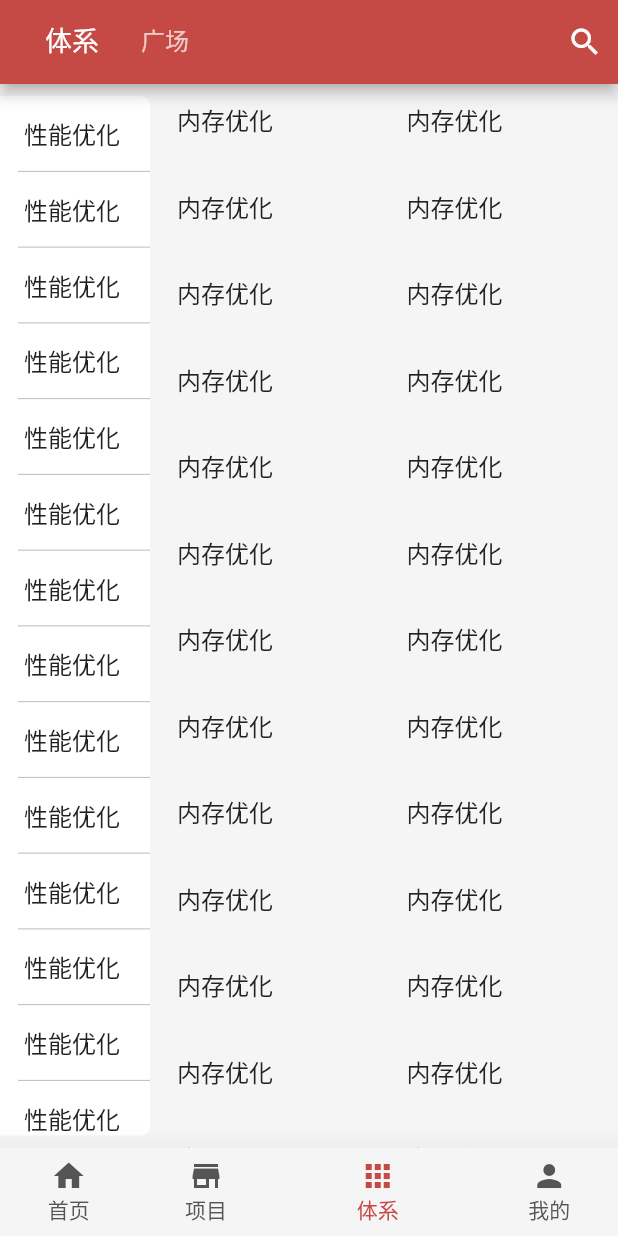
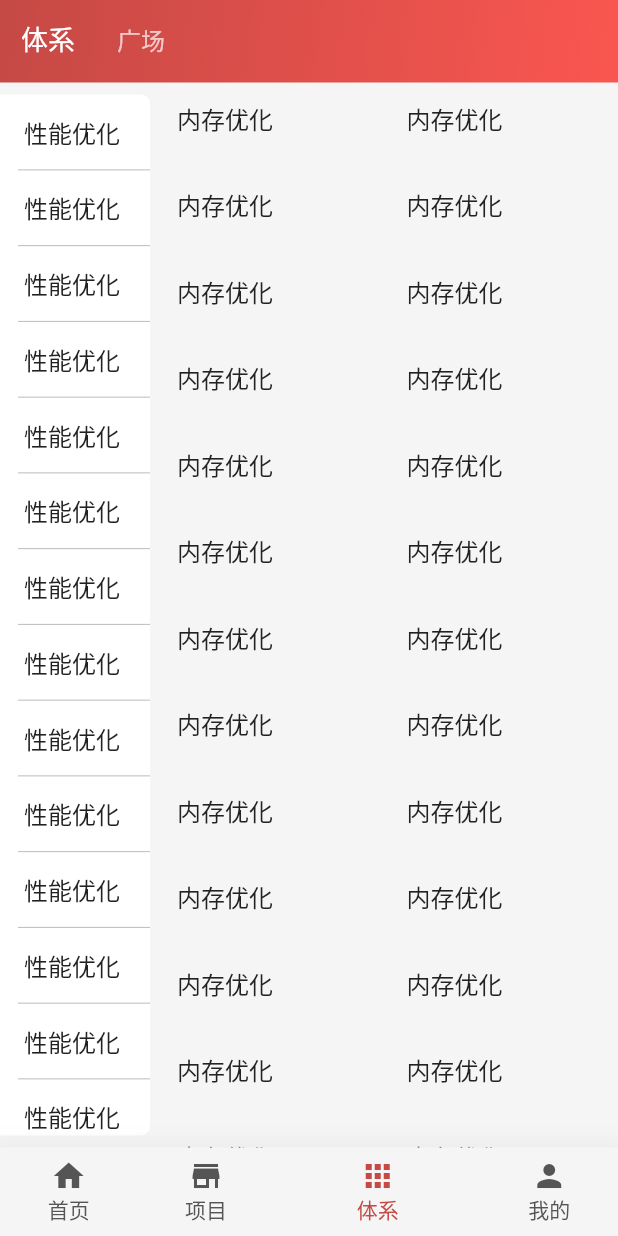
Before and after one commit to xing16/WanAndroid-Flutter, a Flutter app: the screen it shows after launch, item 3 of the bottom bar chosen, on a phone screen of 412 x 824 dp. Run offline on Flutter 3.47's test engine with Material 2 defaults, Android fonts, the phone set to English and light mode, and no system bars; our stand-ins replace dio, webview_flutter; missing offline and left inert: banner; network calls fail.

Commit message:
优化渐变色AppBar

```diff
--- a/lib/main.dart
+++ b/lib/main.dart
@@ -50,11 +50,12 @@ class MyApp extends StatelessWidget {
           isDarkMode ? Colours.darkAppBackground : Colours.appBackground,
       primaryColor: Colours.appThemeColor,
       primaryColorDark: Colours.appBackground,
-      brightness: isDarkMode ? Brightness.dark : Brightness.light,
+      brightness: isDarkMode ? Brightness.light : Brightness.dark,
       // appBar 背景颜色
       appBarTheme: AppBarTheme(
-        color: Colours.appThemeColor,
-        brightness: isDarkMode ? Brightness.dark : Brightness.light,
+//        color: Colours.appThemeColor,
+        // 状态栏字体颜色
+        brightness: isDarkMode ? Brightness.light : Brightness.dark,
       ),
       textTheme: TextTheme(
         body1: isDarkMode
--- a/lib/pages/system.dart
+++ b/lib/pages/system.dart
@@ -1,4 +1,6 @@
 import 'package:flutter/material.dart';
+import 'package:wanandroid_flutter/res/colors.dart';
+
 import 'system_category.dart';
 import 'system_square.dart';
 
@@ -29,21 +31,16 @@ class SystemPageState extends State<SystemPage>
   Widget build(BuildContext context) {
     screenWidth = MediaQuery.of(context).size.width;
     return Scaffold(
-      appBar: AppBar(
-        actions: <Widget>[
-          Container(
-            padding: EdgeInsets.only(
-              right: 10,
-            ),
-            child: Icon(
-              Icons.search,
-            ),
-          ),
-        ],
-        title: TabBar(
-          indicatorWeight: 3,
+      appBar: PreferredSize(
+        child: Container(
+          child: AppBar(
+            titleSpacing: 0,
+            title: Row(
+              children: <Widget>[
+                Expanded(
+                  child: TabBar(
                     labelPadding: EdgeInsets.all(14),
-          controller: mController,
+                    indicatorPadding: EdgeInsets.all(0),
                     // 选中颜色
                     labelColor: Colors.white,
                     // 选中样式
@@ -54,20 +51,42 @@ class SystemPageState extends State<SystemPage>
                     unselectedLabelStyle: TextStyle(fontSize: 16),
                     // 是否可滑动
                     isScrollable: true,
+                    controller: mController,
                     // 指示器宽度
                     indicatorSize: TabBarIndicatorSize.label,
                     indicatorColor: Colors.white,
+                    // 相当于 indicator 高度
+                    indicatorWeight: 3,
                     // tab 标签
                     tabs: list.map((title) {
                       return Tab(
                         child: Container(
-                child: Text(
-                  title,
-                  style: TextStyle(),
-                ),
+                          padding: EdgeInsets.all(0),
+                          child: Text(title),
                         ),
                       );
                     }).toList(),
+                  ),
+                ),
+              ],
+            ),
+            backgroundColor: Colors.transparent,
+            elevation: 0,
+          ),
+          decoration: BoxDecoration(
+            gradient: LinearGradient(
+              begin: Alignment.topLeft,
+              end: Alignment.bottomRight,
+              colors: [
+                Colours.appThemeColor,
+                Color(0xfffa5650),
+              ],
+            ),
+          ),
+        ),
+        preferredSize: Size(
+          MediaQuery.of(context).size.width,
+          55,
         ),
       ),
       body: TabBarView(
--- a/lib/pages/system_square.dart
+++ b/lib/pages/system_square.dart
@@ -71,7 +71,6 @@ class SystemSquarePageState extends State<SystemSquarePage> {
           ),
         ],
       ),
-      color: Colors.green,
     );
   }
 }
```
Also changed, not shown: lib/pages/mine.dart (+14 -4 lines), lib/pages/project.dart (+22 -2 lines), lib/pages/settings.dart (+7 -1 lines), lib/widgets/gradient_appbar.dart (+8 -5 lines). Lines whose indentation alone changed are shown as unchanged.
